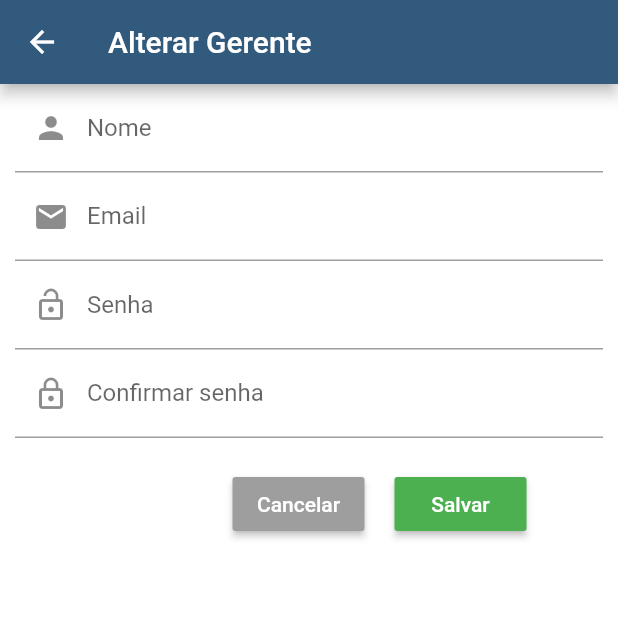
After one commit to AntonioAdelino/Sloc, a Flutter app: the TelaAlterarGerente screen opened directly, on a phone screen of 412 x 824 dp, the top half of it. The commit adds this screen. Run offline on Flutter 3.47's test engine with Material 2 defaults, Android fonts, the phone set to English and light mode, and no system bars; our stand-ins replace brasil_fields, sqflite; accounts and stored records are empty.

```diff
--- /dev/null
+++ b/sloc_v1/lib/TelaAlterarGerente.dart
@@ -0,0 +1,116 @@
+import 'package:flutter/cupertino.dart';
+import 'package:flutter/material.dart';
+import 'entidades/gerente.dart';
+
+class TelaAlterarGerente extends StatefulWidget {
+  Gerente gerente;
+  @override
+  _TelaAlterarGerenteState createState() => _TelaAlterarGerenteState();
+}
+
+class _TelaAlterarGerenteState extends State<TelaAlterarGerente> {
+
+  //Atributos
+  TextEditingController _nomeController = TextEditingController();
+  TextEditingController _emailController = TextEditingController();
+  TextEditingController _senhaController = TextEditingController();
+  TextEditingController _confSenhaController = TextEditingController();
+
+  @override
+  Widget build(BuildContext context) {
+    return Scaffold(
+        backgroundColor: Colors.white,
+        appBar: AppBar(
+          title: Text("Alterar Gerente"),
+          backgroundColor: Color(0xff315a7d),
+        ),
+        body: Container(
+          //padding: EdgeInsets.fromLTRB(5, 10, 5, 10),
+          child: ListView(
+            children: <Widget>[
+              Padding(
+                padding: EdgeInsets.fromLTRB(10,0,10,0),
+                child: TextField(
+                  controller: _nomeController,
+                  keyboardType: TextInputType.text,
+                  textCapitalization: TextCapitalization.words,
+                  decoration: InputDecoration(
+                    prefixIcon: Icon(Icons.person),
+                    labelText: "Nome",
+                  ),
+                ),
+              ),
+
+
+              Padding(
+                padding: EdgeInsets.fromLTRB(10,0,10,0),
+                child: TextField(
+                  controller: _emailController,
+                  keyboardType: TextInputType.emailAddress,
+                  decoration: InputDecoration(
+                    prefixIcon: Icon(Icons.email),
+                    labelText: "Email",
+                  ),
+                ),
+              ),
+
+              Padding(
+                padding: EdgeInsets.fromLTRB(10,0,10,0),
+                child: TextField(
+                  controller: _senhaController,
+                  keyboardType: TextInputType.text,
+                  obscureText: true,
+                  decoration: InputDecoration(
+                    prefixIcon: Icon(Icons.lock_open),
+                    labelText: "Senha",
+                  ),
+                ),
+              ),
+
+              Padding(
+                padding: EdgeInsets.fromLTRB(10,0,10,20),
+                child: TextField(
+                  controller: _confSenhaController,
+                  keyboardType: TextInputType.text,
+                  obscureText: true,
+                  decoration: InputDecoration(
+                    prefixIcon: Icon(Icons.lock_outline),
+                    labelText: "Confirmar senha",
+                  ),
+                ),
+              ),
+
+              Row(
+                children: <Widget>[
+                  Padding(
+                    padding: EdgeInsets.fromLTRB(155, 0, 0, 0),
+                  ),
+
+                  RaisedButton(
+                    color: Colors.grey,
+                    textColor: Colors.white,
+                    child: Text("Cancelar"),
+                    onPressed: () => Navigator.pop(context),
+                  ),
+
+                  Padding(
+                    padding: EdgeInsets.fromLTRB(10, 0, 10, 0),
+                  ),
+
+                  RaisedButton(
+                    color: Colors.green,
+                    textColor: Colors.white,
+                    child: Text("Salvar"),
+                    onPressed: (){
+                     // _cadastrarGerente();
+                    },
+                  ),
+                ],
+              ),
+
+            ],
+          ),
+        )
+    );
+  }
+}
```
Also changed, not shown: sloc_v1/lib/Index.dart (+9 -9 lines), sloc_v1/lib/TelaListarGerentes.dart (+133 -0 lines), sloc_v1/lib/dados/dbGerente.dart (+16 -0 lines).
